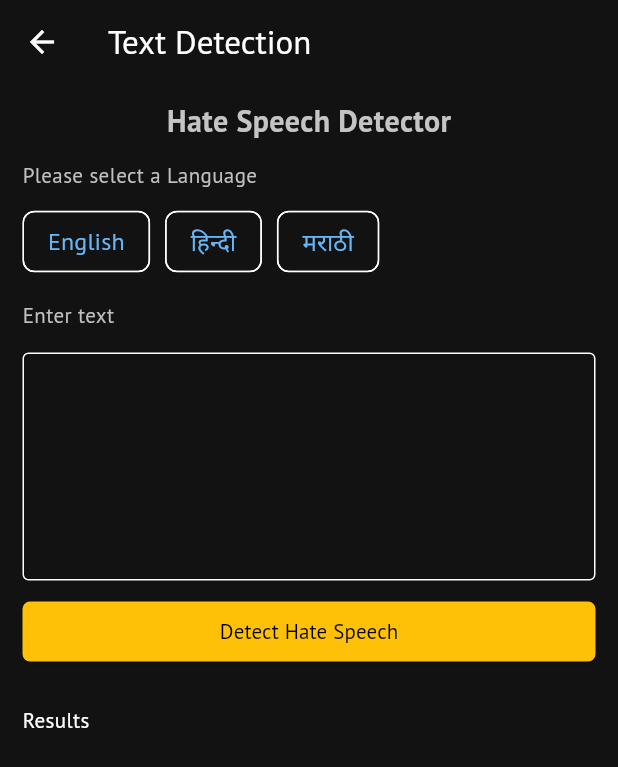
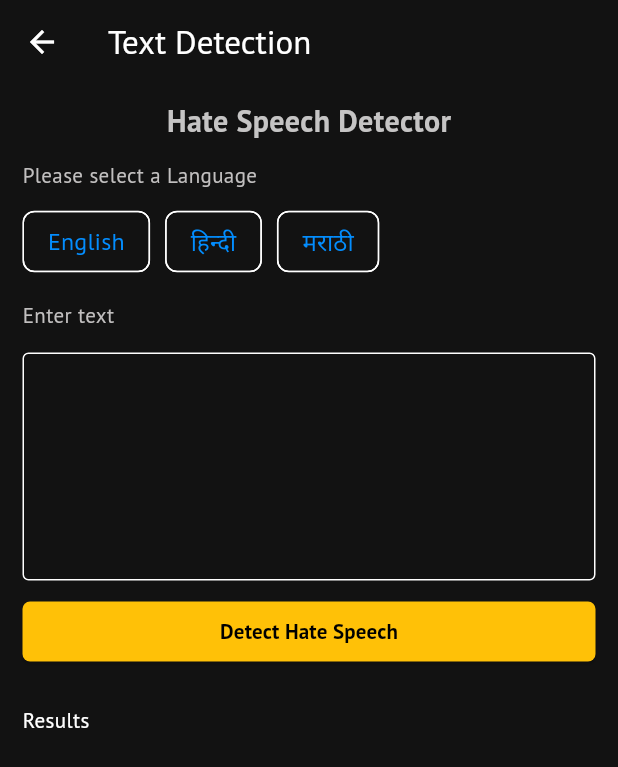
Before and after one commit to IPD-Hate-Speech-Detection/IPD-DigniFy-App, a Flutter app: the screen it shows once a user with an empty profile is signed in, after a tap on "Text Detection", on a phone screen of 412 x 824 dp. Shown: the top 767 px of the screen. Run offline on Flutter 3.47's test engine with Material 3 defaults, Android fonts, the phone set to English and light mode, and no system bars; our stand-ins replace cloud_firestore, firebase_auth, firebase_core, flutter_spinkit, get, google_fonts and 1 more; accounts and stored records are empty.

Commit message:
Button Color change

```diff
--- a/lib/screens/cover_page.dart
+++ b/lib/screens/cover_page.dart
@@ -1,6 +1,5 @@
 import 'package:dignify/constants/colors.dart';
 import 'package:dignify/screens/login_page.dart';
-import 'package:dignify/utilities/nav_bar.dart';
 import 'package:flutter/material.dart';
 import 'package:get/get.dart';
 
@@ -11,7 +10,7 @@ class CoverPage extends StatelessWidget {
   Widget build(BuildContext context) {
     return Scaffold(
       appBar: AppBar(
-        title:const Text("Hate Speech Detector"),
+        title: const Text("Hate Speech Detector"),
       ),
       body: SingleChildScrollView(
         child: Column(
@@ -102,10 +101,10 @@ class CoverPage extends StatelessWidget {
                 )),
             Container(
               width: double.infinity,
-              padding:const EdgeInsets.symmetric(horizontal: 10),
+              padding: const EdgeInsets.symmetric(horizontal: 10),
               child: ElevatedButton(
                 onPressed: () {
-                  Get.to(() =>const LoginPage());
+                  Get.to(() => const LoginPage());
                 },
                 style: ButtonStyle(
                   shape: MaterialStateProperty.all<OutlinedBorder>(
@@ -120,6 +119,7 @@ class CoverPage extends StatelessWidget {
                 ),
                 child: const Text(
                   "Start Detecting",
+                  style: TextStyle(fontWeight: FontWeight.bold),
                 ),
               ),
             ),
--- a/lib/screens/home_page.dart
+++ b/lib/screens/home_page.dart
@@ -1,4 +1,4 @@
-import 'package:dignify/screens/text_detection.dart';
+import 'package:dignify/screens/text_detection_page.dart';
 import 'package:flutter/material.dart';
 import 'package:get/get.dart';
 
@@ -28,6 +28,7 @@ class HomePage extends StatelessWidget {
                 child: Container(
                   height: 120,
                   decoration: BoxDecoration(
+                    color: Colors.blueGrey.withOpacity(0.3),
                     border: Border.all(color: Colors.blueGrey),
                     borderRadius: BorderRadius.circular(10),
                   ),
@@ -39,7 +40,7 @@ class HomePage extends StatelessWidget {
                           Icons.text_fields,
                           size: 60,
                         ),
-                        Spacer(),
+                        SizedBox(width: 20),
                         Text(
                           "Text Detection",
                           style: TextStyle(
@@ -60,6 +61,7 @@ class HomePage extends StatelessWidget {
                 child: Container(
                   height: 120,
                   decoration: BoxDecoration(
+                    color: Colors.blueGrey.withOpacity(0.3),
                     border: Border.all(color: Colors.blueGrey),
                     borderRadius: BorderRadius.circular(10),
                   ),
@@ -71,7 +73,7 @@ class HomePage extends StatelessWidget {
                           Icons.image,
                           size: 60,
                         ),
-                        Spacer(),
+                        SizedBox(width: 20),
                         Text(
                           "Image Detection",
                           style: TextStyle(
@@ -92,6 +94,7 @@ class HomePage extends StatelessWidget {
                 child: Container(
                   height: 120,
                   decoration: BoxDecoration(
+                    color: Colors.blueGrey.withOpacity(0.3),
                     border: Border.all(color: Colors.blueGrey),
                     borderRadius: BorderRadius.circular(10),
                   ),
@@ -103,7 +106,7 @@ class HomePage extends StatelessWidget {
                           Icons.video_call,
                           size: 60,
                         ),
-                        Spacer(),
+                        SizedBox(width: 20),
                         Text(
                           "Video Detection",
                           style: TextStyle(
--- a/lib/screens/login_page.dart
+++ b/lib/screens/login_page.dart
@@ -1,7 +1,5 @@
 import 'package:dignify/screens/change_password.dart';
-import 'package:dignify/screens/otp_verification.dart';
 import 'package:dignify/utilities/auth_check.dart';
-import 'package:dignify/utilities/nav_bar.dart';
 import 'package:dignify/widgets/loading_indicator_widget.dart';
 import 'package:firebase_auth/firebase_auth.dart';
 import 'package:flutter/material.dart';
@@ -34,7 +32,7 @@ class _LoginPageState extends State<LoginPage> {
       decoration: BoxDecoration(
         color: myColor,
         image: DecorationImage(
-          image: AssetImage("assets/images/login_background.jpg"),
+          image:const AssetImage("assets/images/login_background.jpg"),
           fit: BoxFit.cover,
           colorFilter: ColorFilter.mode(
             myColor.withOpacity(0.9),
--- a/lib/screens/otp_verification.dart
+++ b/lib/screens/otp_verification.dart
@@ -6,7 +6,6 @@ import 'package:firebase_auth/firebase_auth.dart';
 import 'package:flutter/material.dart';
 import 'package:get/get.dart';
 import 'package:http/http.dart' as http;
-import 'package:flutter_email_sender/flutter_email_sender.dart';
 import 'dart:convert';
 import 'dart:math';
 
--- a/lib/screens/signup_page.dart
+++ b/lib/screens/signup_page.dart
@@ -1,13 +1,9 @@
-import 'dart:math';
-import 'package:cloud_firestore/cloud_firestore.dart';
 import 'package:dignify/constants/colors.dart';
 import 'package:dignify/screens/otp_verification.dart';
 import 'package:dignify/widgets/loading_indicator_widget.dart';
 import 'package:flutter/material.dart';
 import 'package:get/get.dart';
-import 'package:dignify/models/user_model.dart';
-import 'package:firebase_auth/firebase_auth.dart' as firebase_auth;
-import 'package:flutter_email_sender/flutter_email_sender.dart';
+
 
 class SignUpPage extends StatefulWidget {
   const SignUpPage({Key? key}) : super(key: key);
--- a/lib/screens/text_detection.dart
+++ b/lib/screens/text_detection_page.dart
@@ -12,7 +12,7 @@ class _TextDetectionPageState extends State<TextDetectionPage> {
   final TextEditingController _textDataController = TextEditingController();
   bool _isEnglishSelected = false;
   bool _isHindiSelected = false;
-  bool _isOthersSelected = false;
+  bool _isMarathiSelected = false;
 
   @override
   Widget build(BuildContext context) {
@@ -45,57 +45,66 @@ class _TextDetectionPageState extends State<TextDetectionPage> {
               Row(
                 children: [
                   FilterChip(
-                    labelStyle: const TextStyle(
-                      color: Color.fromARGB(255, 103, 183, 248),
+                    labelStyle: TextStyle(
+                      color: _isEnglishSelected
+                          ? Colors.white
+                          : const Color.fromARGB(255, 3, 141, 254),
                       fontSize: 16,
                       fontWeight: FontWeight.w500,
                     ),
-                    checkmarkColor: Colors.green,
+                    checkmarkColor: const Color.fromARGB(255, 3, 255, 12),
                     selected: _isEnglishSelected,
+                    selectedColor: Colors.blue,
                     label: const Text('English'),
                     onSelected: (bool selected) {
                       setState(() {
                         _isEnglishSelected = selected;
                         if (selected) {
                           _isHindiSelected = false;
-                          _isOthersSelected = false;
+                          _isMarathiSelected = false;
                         }
                       });
                     },
                   ),
                   const SizedBox(width: 10),
                   FilterChip(
-                    labelStyle: const TextStyle(
-                      color: Color.fromARGB(255, 103, 183, 248),
+                    labelStyle: TextStyle(
+                      color: _isHindiSelected
+                          ? Colors.white
+                          : const Color.fromARGB(255, 2, 141, 255),
                       fontSize: 16,
                       fontWeight: FontWeight.w500,
                     ),
-                    checkmarkColor: Colors.green,
+                    checkmarkColor: const Color.fromARGB(255, 3, 255, 12),
                     selected: _isHindiSelected,
+                    selectedColor: Colors.blue,
                     label: const Text('हिन्दी'),
                     onSelected: (bool selected) {
                       setState(() {
                         _isHindiSelected = selected;
                         if (selected) {
                           _isEnglishSelected = false;
-                          _isOthersSelected = false;
+                          _isMarathiSelected = false;
                         }
                       });
                     },
                   ),
                   const SizedBox(width: 10),
                   FilterChip(
-                    labelStyle: const TextStyle(
-                      color: Color.fromARGB(255, 103, 183, 248),
+                    labelStyle: TextStyle(
+                      color: _isMarathiSelected
+                          ? Colors.white
+                          : const Color.fromARGB(255, 3, 141, 254),
                       fontSize: 16,
                       fontWeight: FontWeight.w500,
                     ),
-                    checkmarkColor: Colors.green,
-                    selected: _isOthersSelected,
+                    checkmarkColor: const Color.fromARGB(255, 3, 255, 12),
+                    selected: _isMarathiSelected,
+                    selectedColor: Colors.blue,
                     label: const Text('मराठी'),
                     onSelected: (bool selected) {
                       setState(() {
-                        _isOthersSelected = selected;
+                        _isMarathiSelected = selected;
                         if (selected) {
                           _isEnglishSelected = false;
                           _isHindiSelected = false;
@@ -141,6 +150,7 @@ class _TextDetectionPageState extends State<TextDetectionPage> {
                 ),
                 child: const Text(
                   "Detect Hate Speech",
+                  style: TextStyle(fontWeight: FontWeight.bold),
                 ),
               ),
               const SizedBox(height: 25),
--- a/lib/utilities/nav_bar.dart
+++ b/lib/utilities/nav_bar.dart
@@ -1,7 +1,7 @@
 import 'package:dignify/screens/favourites_page.dart';
 import 'package:dignify/screens/home_page.dart';
 import 'package:dignify/screens/profile_page.dart';
-import 'package:dignify/screens/text_detection.dart';
+import 'package:dignify/screens/text_detection_page.dart';
 import 'package:flutter/material.dart';
 import 'package:google_nav_bar/google_nav_bar.dart';
 
--- a/pubspec.yaml
+++ b/pubspec.yaml
@@ -40,12 +40,12 @@ flutter:
 
 flutter_native_splash:
   color: "#000000"
-  image: assets/images/splash.png
+  image: assets/images/splash.jpg
   fullscreen: true
 
 
   android_12:
-    image: assets/images/splash.png
+    image: assets/images/splash.jpg
     color: "#000000"
     fullscreen: true
 
```
Also changed, not shown: 27 other files.
